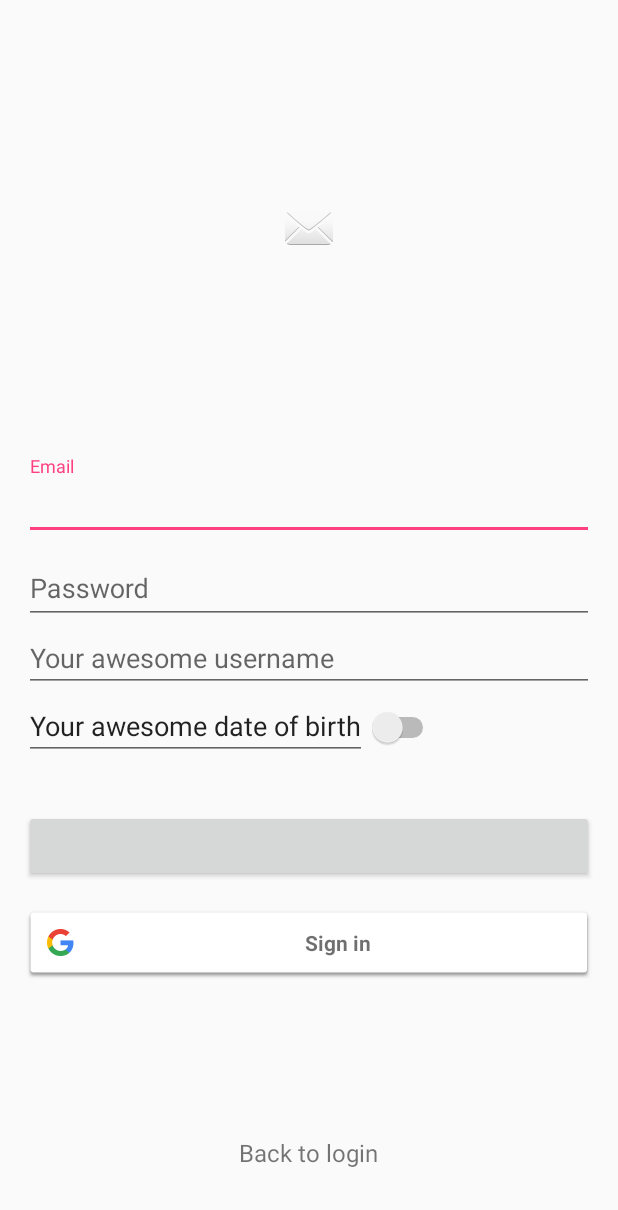
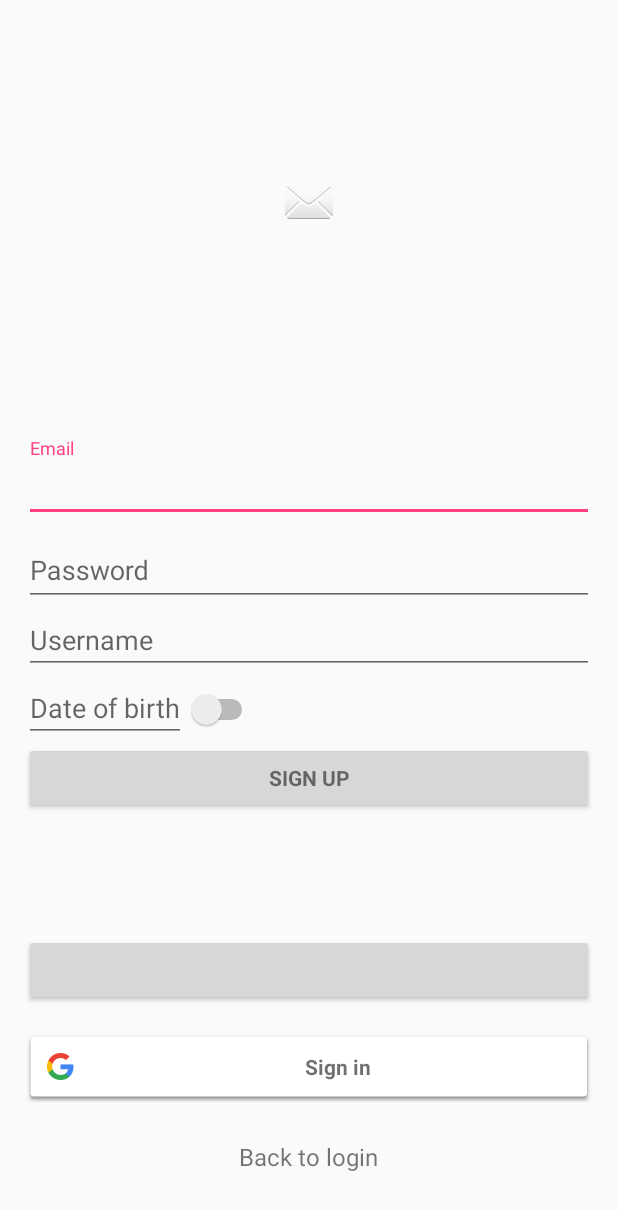
Before and after one commit to ChenlongZ/FollowUp, an Android app: the screen it shows after launch (LoginActivity), after a tap on "Not regiestered? Click me!", on a phone screen of 412 x 824 dp. Shown: the top 1210 px of the screen. Run offline under Robolectric (Android 15) with nearby library versions, the phone set to English and light mode, and no system bars; our stand-ins replace ButterKnife, Firebase (no records; nobody signed in at launch, a user with empty details on screens opened directly); libraries missing offline, so code that uses them is left out: com.facebook, com.facebook.login; plain views replace LoginButton; 4 statements that could not run were skipped.

```diff
--- a/app/build.gradle
+++ b/app/build.gradle
@@ -51,5 +51,6 @@ dependencies {
     compile 'com.android.support:support-v4:25.3.1'
     annotationProcessor 'com.github.bumptech.glide:compiler:4.0.0-RC1'
     testCompile 'junit:junit:4.12'
+    compile 'com.android.support.constraint:constraint-layout:1.0.2'
 }
 apply plugin: 'com.google.gms.google-services'
--- a/app/src/main/java/com/followitupapp/followitup/login/LoginActivity.java
+++ b/app/src/main/java/com/followitupapp/followitup/login/LoginActivity.java
@@ -2,9 +2,8 @@ package com.followitupapp.followitup.login;
 
 import android.animation.Animator;
 import android.animation.AnimatorListenerAdapter;
+import android.animation.AnimatorSet;
 import android.animation.ObjectAnimator;
-import android.animation.TimeInterpolator;
-import android.animation.TypeEvaluator;
 import android.annotation.TargetApi;
 import android.app.LoaderManager.LoaderCallbacks;
 import android.content.CursorLoader;
@@ -19,7 +18,6 @@ import android.provider.ContactsContract;
 import android.support.annotation.NonNull;
 import android.support.design.widget.Snackbar;
 import android.support.v7.app.AppCompatActivity;
-import android.text.Layout;
 import android.util.Log;
 import android.view.KeyEvent;
 import android.view.View;
@@ -96,7 +94,8 @@ public class LoginActivity extends AppCompatActivity implements LoaderCallbacks<
     @BindView(R.id.userid_textedit) EditText userIdInput;
     @BindView(R.id.signup_date_picker_edittext) EditText userDOBInput;
     @BindView(R.id.signup_gender_switch) Switch userGenderSwitch;
-    @BindView(R.id.login_signup_container) LinearLayout loginSignupContainer;
+    @BindView(R.id.email_login_signup_container) LinearLayout loginSignUpContainer;
+    @BindView(R.id.third_party_auth_container) LinearLayout thirdPartyAuthContainer;
 
     @Override
     protected void onCreate(Bundle savedInstanceState) {
@@ -280,9 +279,9 @@ public class LoginActivity extends AppCompatActivity implements LoaderCallbacks<
      */
     public void onBottomTextClicked(View v) {
         if (getResources().getString(R.string.action_show_sign_up).equals(((TextView)v).getText())) {
-            showSignUpPannel(true);
+            showSignUpPanel(true);
         } else {
-            showSignUpPannel(false);
+            showSignUpPanel(false);
         }
     }
 
@@ -392,7 +391,7 @@ public class LoginActivity extends AppCompatActivity implements LoaderCallbacks<
     /*--------------------------------------------------------------------------------------------*
      *                             V I E W   A N I M A T I O N S
      *--------------------------------------------------------------------------------------------*/
-    private void showSignUpPannel(final boolean signup) {
+    private void showSignUpPanel(final boolean signup) {
         final ObjectAnimator bottomTextSubmergeAnimator = ObjectAnimator.ofFloat(bottomTextView, "y", bottomTextView.getY() + 150f);
         bottomTextSubmergeAnimator.setDuration(200);
         bottomTextSubmergeAnimator.addListener(new AnimatorListenerAdapter() {
@@ -400,17 +399,21 @@ public class LoginActivity extends AppCompatActivity implements LoaderCallbacks<
             public void onAnimationEnd(Animator animation) {
                 super.onAnimationEnd(animation);
                 bottomTextView.setText(signup ? R.string.action_show_login : R.string.action_show_sign_up);
-                bottomTextSubmergeAnimator.setFloatValues(bottomTextView.getY() - 150f);
-                bottomTextSubmergeAnimator.removeAllListeners();
-                bottomTextSubmergeAnimator.start();
+                ObjectAnimator bottomTextPopAnimator = ObjectAnimator.ofFloat(bottomTextView, "y", bottomTextView.getY() - 150f);
+                bottomTextPopAnimator.setDuration(200);
+                bottomTextPopAnimator.start();
             }
         });
         bottomTextSubmergeAnimator.start();
-        final ObjectAnimator signalUpPanelWeightAnimator = ObjectAnimator.ofFloat(loginSignupContainer,
-                "layout_weight", loginSignupContainer.getWeightSum() + (signup ? 2f : -2f));
-        signalUpPanelWeightAnimator.setDuration(200);
-        signalUpPanelWeightAnimator.start();
         signupPannel.setVisibility(signup ? View.VISIBLE : View.GONE);
         emailLogin.setText(signup ? R.string.action_sign_up : R.string.action_sign_in);
+        final ObjectAnimator signalUpPanelAnimator = ObjectAnimator.ofInt(loginSignUpContainer,
+                "bottom", loginSignUpContainer.getBottom() + (signup ? 100 : -100));
+        final ObjectAnimator bottomContainerAnimator = ObjectAnimator.ofInt(thirdPartyAuthContainer,
+                "top", thirdPartyAuthContainer.getTop() + (signup ? -100 : 100));
+        final AnimatorSet as = new AnimatorSet();
+        as.playTogether(signalUpPanelAnimator, bottomContainerAnimator);
+        as.setDuration(200);
+//        as.start();
     }
 }
--- a/app/src/main/res/layout/activity_login.xml
+++ b/app/src/main/res/layout/activity_login.xml
@@ -20,13 +20,6 @@
     <!--android:visibility="gone" />-->
 
     <LinearLayout
-        android:id="@+id/login_signup_container"
-        android:layout_width="match_parent"
-        android:layout_height="0dp"
-        android:layout_weight="9"
-        android:orientation="vertical">
-
-        <LinearLayout
         android:id="@+id/app_logo_container"
         android:layout_width="match_parent"
         android:layout_height="0dp"
@@ -46,10 +39,10 @@
         android:layout_height="0dp"
         android:layout_marginBottom="16dp"
         android:layout_marginTop="16dp"
-            android:layout_weight="3"
-            android:orientation="vertical"
+        android:layout_weight="5"
+        android:animateLayoutChanges="true"
         android:gravity="center"
-            android:animateLayoutChanges="true">
+        android:orientation="vertical">
 
         <android.support.design.widget.TextInputLayout
             android:id="@+id/email_text_container"
@@ -111,7 +104,7 @@
                     android:layout_width="wrap_content"
                     android:layout_height="wrap_content"
                     android:onClick="showDatePicker"
-                        android:text="@string/action_date_pick" />
+                    android:hint="@string/action_date_pick" />
 
                 <Switch
                     android:id="@+id/signup_gender_switch"
@@ -127,16 +120,15 @@
             android:layout_height="wrap_content"
             android:text="@string/action_sign_in"
             android:textStyle="bold" />
-
     </LinearLayout>
 
     <LinearLayout
         android:id="@+id/third_party_auth_container"
         android:layout_width="match_parent"
         android:layout_height="0dp"
+        android:gravity="center"
         android:layout_weight="3"
-            android:orientation="vertical"
-            android:animateLayoutChanges="true">
+        android:orientation="vertical">
 
         <com.facebook.login.widget.LoginButton
             android:id="@+id/fb_auth_button"
@@ -152,24 +144,20 @@
             android:layout_gravity="center_horizontal"
             android:layout_marginTop="16dp" />
     </LinearLayout>
-    </LinearLayout>
-
 
     <LinearLayout
         android:id="@+id/bottom_container"
         android:layout_width="match_parent"
         android:layout_height="0dp"
-        android:layout_weight="1"
-        android:layout_gravity="bottom"
-        android:gravity="center"
-        android:orientation="horizontal">
+        android:layout_weight="0.8"
+        android:gravity="center_horizontal">
 
         <TextView
             android:id="@+id/login_to_signup_lever_text"
             android:layout_width="wrap_content"
             android:layout_height="wrap_content"
-                android:textSize="16sp"
+            android:onClick="onBottomTextClicked"
             android:text="@string/action_show_sign_up"
-                android:onClick="onBottomTextClicked"/>
+            android:textSize="16sp" />
     </LinearLayout>
 </LinearLayout>
--- a/app/src/main/res/values/strings.xml
+++ b/app/src/main/res/values/strings.xml
@@ -23,7 +23,7 @@
 
     <string name="action_show_sign_up">Not regiestered? Click me!</string>
     <string name="action_show_login">Back to login</string>
-    <string name="action_date_pick">Your awesome date of birth</string>
-    <string name="user_id_hint">Your awesome username</string>
+    <string name="action_date_pick">Date of birth</string>
+    <string name="user_id_hint">Username</string>
 
 </resources>
--- a/build.gradle
+++ b/build.gradle
@@ -5,7 +5,7 @@ buildscript {
         jcenter()
     }
     dependencies {
-        classpath 'com.android.tools.build:gradle:2.2.0'
+        classpath 'com.android.tools.build:gradle:2.3.1'
         classpath 'com.google.gms:google-services:3.1.0'
         // NOTE: Do not place your application dependencies here; they belong
         // in the individual module build.gradle files
```
Also changed, not shown: gradle/wrapper/gradle-wrapper.properties. Lines whose indentation alone changed are shown as unchanged.
